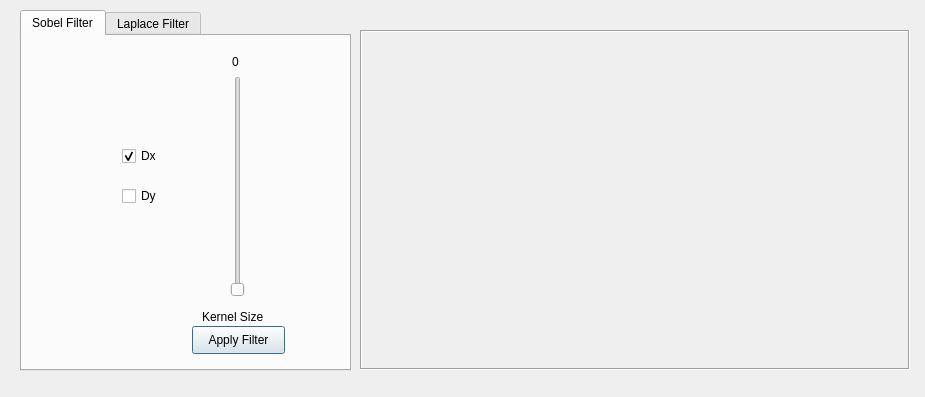
Qt form gui/filters_ui.ui (atazmi/Image-Processing-GUI-ToolBox) before a commit.
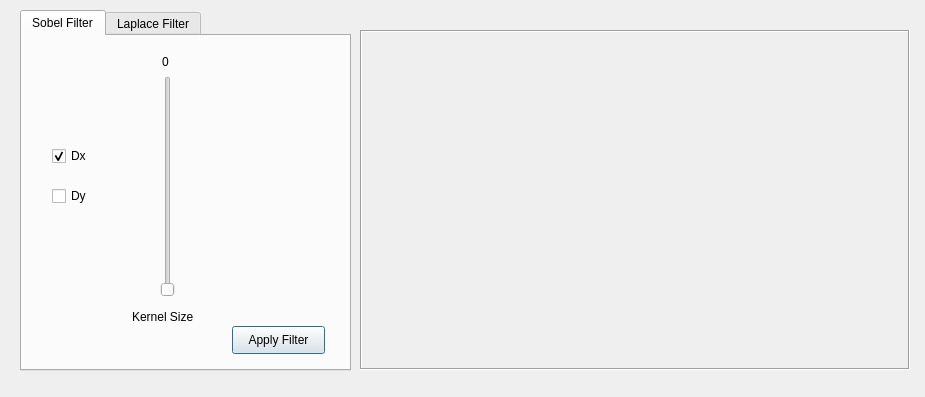
The same form after that commit.

What changed in the file:
```diff
--- a/gui/filters_ui.ui
+++ b/gui/filters_ui.ui
@@ -35,7 +35,7 @@
     <widget class="QSlider" name="slider1">
      <property name="geometry">
       <rect>
-       <x>200</x>
+       <x>130</x>
        <y>40</y>
        <width>31</width>
        <height>221</height>
@@ -60,7 +60,7 @@
     <widget class="QLabel" name="label">
      <property name="geometry">
       <rect>
-       <x>180</x>
+       <x>110</x>
        <y>270</y>
        <width>71</width>
        <height>21</height>
@@ -76,7 +76,7 @@
     <widget class="QLabel" name="slider1_counter">
      <property name="geometry">
       <rect>
-       <x>210</x>
+       <x>140</x>
        <y>10</y>
        <width>31</width>
        <height>31</height>
@@ -92,7 +92,7 @@
     <widget class="QCheckBox" name="dx_checkBox">
      <property name="geometry">
       <rect>
-       <x>100</x>
+       <x>30</x>
        <y>110</y>
        <width>81</width>
        <height>20</height>
@@ -108,7 +108,7 @@
     <widget class="QCheckBox" name="dy_checkBox">
      <property name="geometry">
       <rect>
-       <x>100</x>
+       <x>30</x>
        <y>150</y>
        <width>81</width>
        <height>20</height>
@@ -124,7 +124,7 @@
      </property>
      <property name="geometry">
       <rect>
-       <x>170</x>
+       <x>210</x>
        <y>290</y>
        <width>93</width>
        <height>28</height>
```
Left out of the diff: 8 changed lines with no effect on the pictures.
